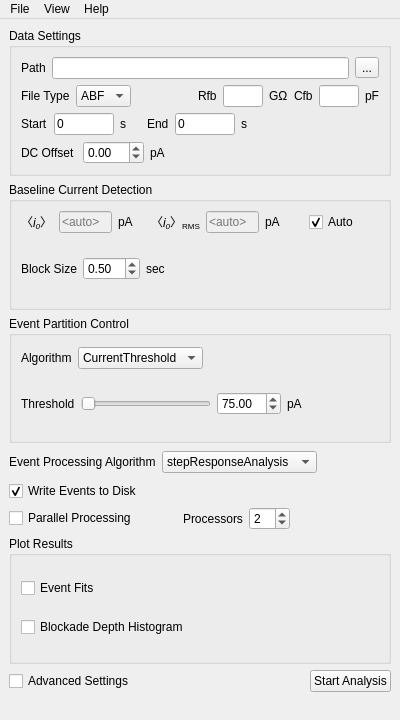
Qt form mosaicgui/ui/SettingsWindow.ui (usnistgov/mosaic) before a commit.
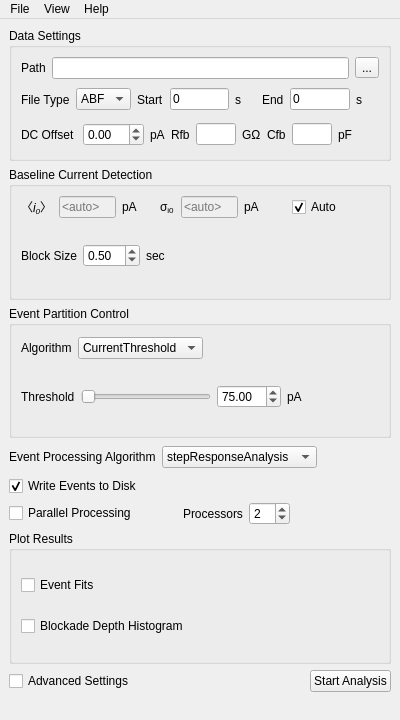
The same form after that commit.

Commit message: Simplified UI for QDF files. Changed notation for ionic current stats.

What changed in the file:
```diff
--- a/mosaicgui/ui/SettingsWindow.ui
+++ b/mosaicgui/ui/SettingsWindow.ui
@@ -107,102 +107,7 @@
           </layout>
          </item>
          <item>
-          <spacer name="horizontalSpacer_12">
-           <property name="orientation">
-            <enum>Qt::Horizontal</enum>
-           </property>
-           <property name="sizeHint" stdset="0">
-            <size>
-             <width>18</width>
-             <height>20</height>
-            </size>
-           </property>
-          </spacer>
-         </item>
-         <item>
-          <layout class="QHBoxLayout" name="qdfRfbHorizontalLayout">
-           <item>
-            <widget class="QLabel" name="RfbLabel">
-             <property name="text">
-              <string>Rfb</string>
-             </property>
-            </widget>
-           </item>
-           <item>
-            <widget class="QLineEdit" name="qdfRfbLineEdit">
-             <property name="enabled">
-              <bool>true</bool>
-             </property>
-             <property name="minimumSize">
-              <size>
-               <width>40</width>
-               <height>0</height>
-              </size>
-             </property>
-             <property name="maximumSize">
-              <size>
-               <width>40</width>
-               <height>16777215</height>
-              </size>
-             </property>
-             <property name="placeholderText">
-              <string/>
-             </property>
-            </widget>
-           </item>
-           <item>
-            <widget class="QLabel" name="RfbUnitsLabel">
-             <property name="text">
-              <string>GΩ</string>
-             </property>
-            </widget>
-           </item>
-          </layout>
-         </item>
-         <item>
-          <layout class="QHBoxLayout" name="qdfCfbHorizontalLayout">
-           <item>
-            <widget class="QLabel" name="CfbLabel">
-             <property name="text">
-              <string>Cfb</string>
-             </property>
-            </widget>
-           </item>
-           <item>
-            <widget class="QLineEdit" name="qdfCfbLineEdit">
-             <property name="enabled">
-              <bool>true</bool>
-             </property>
-             <property name="minimumSize">
-              <size>
-               <width>40</width>
-               <height>0</height>
-              </size>
-             </property>
-             <property name="maximumSize">
-              <size>
-               <width>40</width>
-               <height>16777215</height>
-              </size>
-             </property>
-             <property name="placeholderText">
-              <string/>
-             </property>
-            </widget>
-           </item>
-           <item>
-            <widget class="QLabel" name="CfbUnitsLabel">
-             <property name="text">
-              <string>pF</string>
-             </property>
-            </widget>
-           </item>
-          </layout>
-         </item>
-        </layout>
-       </item>
-       <item>
-        <layout class="QHBoxLayout" name="horizontalLayout_17">
+          <layout class="QHBoxLayout" name="horizontalLayout_12">
          <item>
           <widget class="QLabel" name="label_20">
            <property name="text">
@@ -298,17 +203,19 @@
           </widget>
          </item>
          <item>
-          <spacer name="horizontalSpacer_9">
+            <spacer name="horizontalSpacer_12">
            <property name="orientation">
             <enum>Qt::Horizontal</enum>
            </property>
            <property name="sizeHint" stdset="0">
             <size>
-             <width>40</width>
+               <width>18</width>
              <height>20</height>
             </size>
            </property>
           </spacer>
+           </item>
+          </layout>
          </item>
         </layout>
        </item>
@@ -342,6 +249,86 @@
            </item>
           </layout>
          </item>
+         <item>
+          <layout class="QHBoxLayout" name="qdfRfbHorizontalLayout">
+           <item>
+            <widget class="QLabel" name="RfbLabel">
+             <property name="text">
+              <string>Rfb</string>
+             </property>
+            </widget>
+           </item>
+           <item>
+            <widget class="QLineEdit" name="qdfRfbLineEdit">
+             <property name="enabled">
+              <bool>true</bool>
+             </property>
+             <property name="minimumSize">
+              <size>
+               <width>40</width>
+               <height>0</height>
+              </size>
+             </property>
+             <property name="maximumSize">
+              <size>
+               <width>40</width>
+               <height>16777215</height>
+              </size>
+             </property>
+             <property name="placeholderText">
+              <string/>
+             </property>
+            </widget>
+           </item>
+           <item>
+            <widget class="QLabel" name="RfbUnitsLabel">
+             <property name="text">
+              <string>GΩ</string>
+             </property>
+            </widget>
+           </item>
+          </layout>
+         </item>
+         <item>
+          <layout class="QHBoxLayout" name="qdfCfbHorizontalLayout">
+           <item>
+            <widget class="QLabel" name="CfbLabel">
+             <property name="text">
+              <string>Cfb</string>
+             </property>
+            </widget>
+           </item>
+           <item>
+            <widget class="QLineEdit" name="qdfCfbLineEdit">
+             <property name="enabled">
+              <bool>true</bool>
+             </property>
+             <property name="minimumSize">
+              <size>
+               <width>40</width>
+               <height>0</height>
+              </size>
+             </property>
+             <property name="maximumSize">
+              <size>
+               <width>40</width>
+               <height>16777215</height>
+              </size>
+             </property>
+             <property name="placeholderText">
+              <string/>
+             </property>
+            </widget>
+           </item>
+           <item>
+            <widget class="QLabel" name="CfbUnitsLabel">
+             <property name="text">
+              <string>pF</string>
+             </property>
+            </widget>
+           </item>
+          </layout>
+         </item>
          <item>
           <spacer name="horizontalSpacer_11">
            <property name="orientation">
@@ -419,7 +406,7 @@
            <item>
             <widget class="QLabel" name="label_10">
              <property name="text">
-              <string>&lt;html&gt;&lt;head/&gt;&lt;body&gt;&lt;p&gt;〈&lt;span style=&quot; font-style:italic;&quot;&gt;i&lt;/span&gt;&lt;span style=&quot; font-style:italic; vertical-align:sub;&quot;&gt;0&lt;/span&gt;〉&lt;span style=&quot; vertical-align:sub;&quot;&gt;RMS&lt;/span&gt;&lt;/p&gt;&lt;/body&gt;&lt;/html&gt;</string>
+              <string>&lt;html&gt;&lt;head/&gt;&lt;body&gt;&lt;p&gt;σ&lt;span style=&quot; vertical-align:sub;&quot;&gt;i0&lt;/span&gt;&lt;/p&gt;&lt;/body&gt;&lt;/html&gt;</string>
              </property>
              <property name="textFormat">
               <enum>Qt::RichText</enum>
```
Lines whose indentation alone changed are shown as unchanged. The commit also changes 2 other files.
